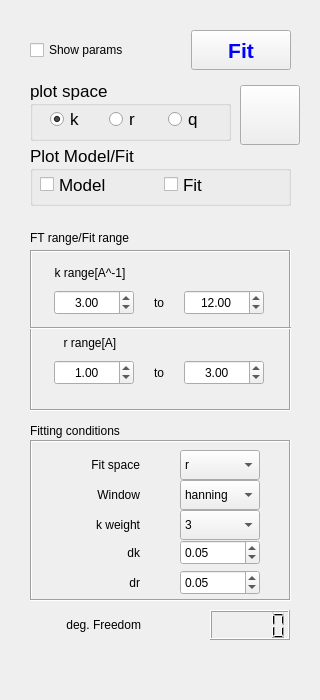
This is ControlWidget.ui in yohey-uemura/EXAFSfit_with_silx as Qt 5 draws it before an edit. The edited form follows.
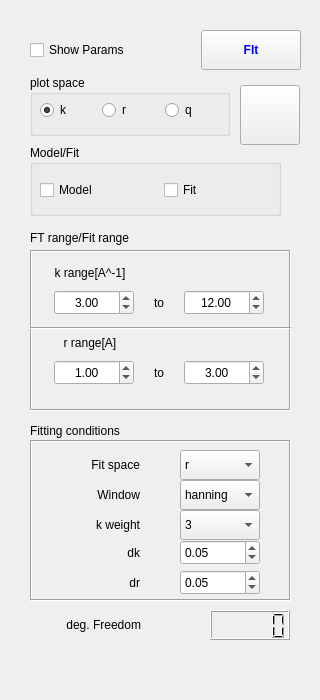
This is the edited form. Icons and pictures are not drawn.

Diff of the .ui file:
```diff
--- a/ControlWidget.ui
+++ b/ControlWidget.ui
@@ -13,75 +13,6 @@
   <property name="windowTitle">
    <string>Form</string>
   </property>
-  <widget class="QGroupBox" name="groupBox">
-   <property name="geometry">
-    <rect>
-     <x>30</x>
-     <y>80</y>
-     <width>201</width>
-     <height>61</height>
-    </rect>
-   </property>
-   <property name="font">
-    <font>
-     <pointsize>13</pointsize>
-    </font>
-   </property>
-   <property name="title">
-    <string>plot space</string>
-   </property>
-   <widget class="QWidget" name="layoutWidget">
-    <property name="geometry">
-     <rect>
-      <x>20</x>
-      <y>30</y>
-      <width>171</width>
-      <height>18</height>
-     </rect>
-    </property>
-    <layout class="QHBoxLayout" name="horizontalLayout">
-     <item>
-      <widget class="QRadioButton" name="rB_plot_k">
-       <property name="font">
-        <font>
-         <pointsize>13</pointsize>
-        </font>
-       </property>
-       <property name="text">
-        <string>k</string>
-       </property>
-       <property name="checked">
-        <bool>true</bool>
-       </property>
-      </widget>
-     </item>
-     <item>
-      <widget class="QRadioButton" name="rB_plot_r">
-       <property name="font">
-        <font>
-         <pointsize>13</pointsize>
-        </font>
-       </property>
-       <property name="text">
-        <string>r</string>
-       </property>
-      </widget>
-     </item>
-     <item>
-      <widget class="QRadioButton" name="rB_plot_q">
-       <property name="font">
-        <font>
-         <pointsize>13</pointsize>
-        </font>
-       </property>
-       <property name="text">
-        <string>q</string>
-       </property>
-      </widget>
-     </item>
-    </layout>
-   </widget>
-  </widget>
   <widget class="QFrame" name="frame">
    <property name="geometry">
     <rect>
@@ -663,39 +594,90 @@
     </size>
    </property>
   </widget>
+  <widget class="QGroupBox" name="groupBox">
+   <property name="geometry">
+    <rect>
+     <x>30</x>
+     <y>75</y>
+     <width>200</width>
+     <height>61</height>
+    </rect>
+   </property>
+   <property name="minimumSize">
+    <size>
+     <width>200</width>
+     <height>50</height>
+    </size>
+   </property>
+   <property name="title">
+    <string>plot space</string>
+   </property>
+   <widget class="QWidget" name="">
+    <property name="geometry">
+     <rect>
+      <x>10</x>
+      <y>20</y>
+      <width>181</width>
+      <height>31</height>
+     </rect>
+    </property>
+    <layout class="QHBoxLayout" name="horizontalLayout">
+     <item>
+      <widget class="QRadioButton" name="rB_plot_k">
+       <property name="text">
+        <string>k</string>
+       </property>
+       <property name="checked">
+        <bool>true</bool>
+       </property>
+      </widget>
+     </item>
+     <item>
+      <widget class="QRadioButton" name="rB_plot_r">
+       <property name="text">
+        <string>r</string>
+       </property>
+      </widget>
+     </item>
+     <item>
+      <widget class="QRadioButton" name="rB_plot_q">
+       <property name="text">
+        <string>q</string>
+       </property>
+      </widget>
+     </item>
+    </layout>
+   </widget>
+  </widget>
   <widget class="QGroupBox" name="groupBox_2">
    <property name="geometry">
     <rect>
      <x>30</x>
      <y>145</y>
-     <width>261</width>
-     <height>61</height>
+     <width>251</width>
+     <height>71</height>
     </rect>
    </property>
-   <property name="font">
-    <font>
-     <pointsize>13</pointsize>
-    </font>
-   </property>
    <property name="title">
-    <string>Plot Model/Fit</string>
+    <string>Model/Fit</string>
    </property>
-   <widget class="QWidget" name="layoutWidget">
+   <widget class="QWidget" name="">
     <property name="geometry">
      <rect>
       <x>10</x>
       <y>30</y>
       <width>241</width>
-      <height>19</height>
+      <height>30</height>
      </rect>
     </property>
     <layout class="QHBoxLayout" name="horizontalLayout_5">
      <item>
       <widget class="QCheckBox" name="rB_wModel">
-       <property name="font">
-        <font>
-         <pointsize>13</pointsize>
-        </font>
+       <property name="minimumSize">
+        <size>
+         <width>100</width>
+         <height>30</height>
+        </size>
        </property>
        <property name="text">
         <string>Model</string>
@@ -704,10 +686,11 @@
      </item>
      <item>
       <widget class="QCheckBox" name="rB_wFit">
-       <property name="font">
-        <font>
-         <pointsize>13</pointsize>
-        </font>
+       <property name="minimumSize">
+        <size>
+         <width>100</width>
+         <height>30</height>
+        </size>
        </property>
        <property name="text">
         <string>Fit</string>
@@ -717,26 +700,26 @@
     </layout>
    </widget>
   </widget>
-  <widget class="QWidget" name="layoutWidget">
+  <widget class="QWidget" name="">
    <property name="geometry">
     <rect>
      <x>30</x>
      <y>30</y>
-     <width>261</width>
+     <width>271</width>
      <height>40</height>
     </rect>
    </property>
    <layout class="QHBoxLayout" name="horizontalLayout_4">
     <item>
      <widget class="QCheckBox" name="cB_showParams">
-      <property name="maximumSize">
+      <property name="minimumSize">
        <size>
-        <width>160</width>
+        <width>120</width>
         <height>30</height>
        </size>
       </property>
       <property name="text">
-       <string>Show params</string>
+       <string>Show Params</string>
       </property>
      </widget>
     </item>
@@ -747,7 +730,7 @@
       </property>
       <property name="sizeHint" stdset="0">
        <size>
-        <width>40</width>
+        <width>28</width>
         <height>20</height>
        </size>
       </property>
@@ -755,25 +738,14 @@
     </item>
     <item>
      <widget class="QPushButton" name="pB_Fit">
-      <property name="enabled">
-       <bool>true</bool>
-      </property>
       <property name="minimumSize">
        <size>
         <width>100</width>
         <height>40</height>
        </size>
       </property>
-      <property name="maximumSize">
-       <size>
-        <width>120</width>
-        <height>40</height>
-       </size>
-      </property>
       <property name="font">
        <font>
-        <family>Arial</family>
-        <pointsize>16</pointsize>
         <weight>75</weight>
         <bold>true</bold>
        </font>
@@ -782,7 +754,7 @@
        <string notr="true">color: rgb(0, 0, 255);</string>
       </property>
       <property name="text">
-       <string>Fit</string>
+       <string>FIt</string>
       </property>
      </widget>
     </item>
```
